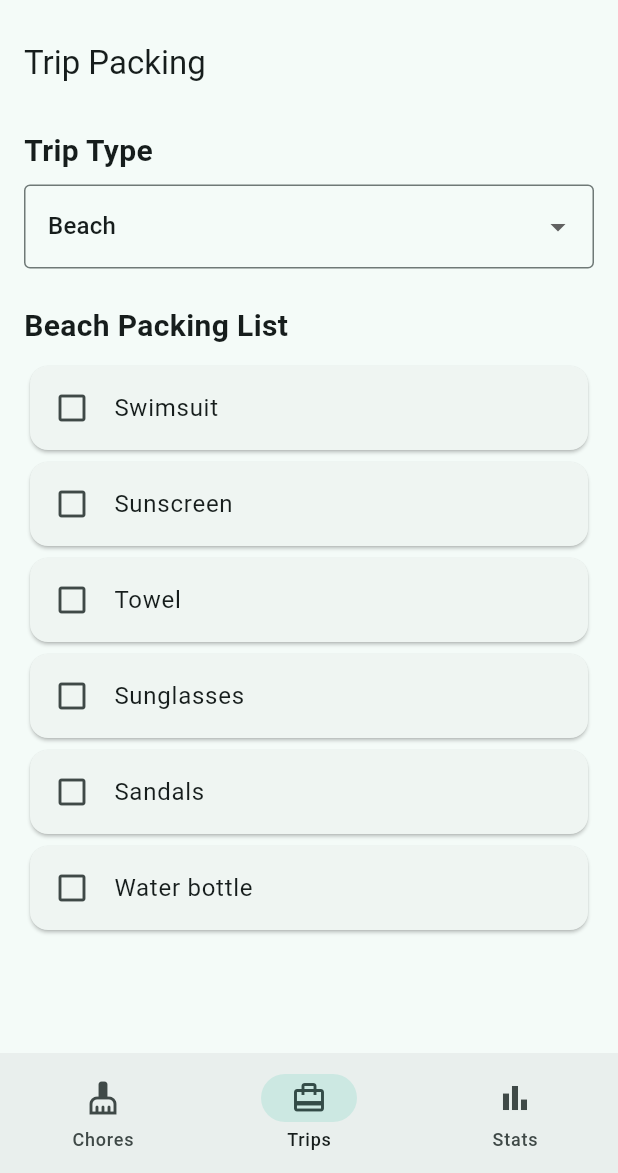
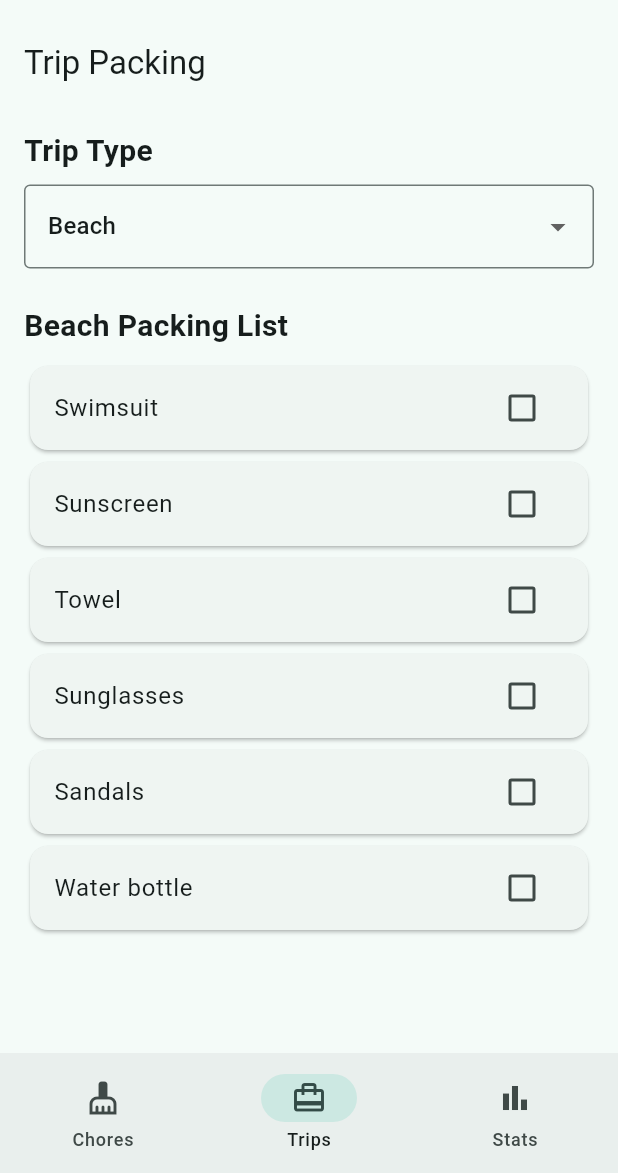
Before and after one commit to BrandonAvila76/ChoreTracker, a Flutter app: the screen it shows after launch, item 2 of the bottom bar chosen, on a phone screen of 412 x 824 dp, the part 63-1236 px from its top. Run offline on Flutter 3.47's test engine with Material 3 defaults, Android fonts, the phone set to English and light mode, and no system bars.

Commit message:
Make packing checklist items checkable

```diff
--- a/lib/main.dart
+++ b/lib/main.dart
@@ -397,6 +397,8 @@ class _ManageRoommatesScreenState extends State<ManageRoommatesScreen> {
   class _TripsScreenState extends State<TripsScreen> {
   String _selectedTripType = 'Beach';
 
+  final Set<String> _checkedItems = {};
+
   final Map<String, List<String>> _tripChecklists = {
   'Beach': [
   'Swimsuit',
@@ -498,14 +500,21 @@ class _ManageRoommatesScreenState extends State<ManageRoommatesScreen> {
       : ListView.builder(
   itemCount: _currentChecklist.length,
   itemBuilder: (context, index) {
-  return Card(
-  child: ListTile(
-  leading: const Icon(
-  Icons.check_box_outline_blank,
-  ),
-  title: Text(_currentChecklist[index]),
-  ),
-  );
+    return Card(
+      child: CheckboxListTile(
+        title: Text(_currentChecklist[index]),
+        value: _checkedItems.contains(_currentChecklist[index]),
+        onChanged: (bool? value) {
+          setState(() {
+            if (value == true) {
+              _checkedItems.add(_currentChecklist[index]);
+            } else {
+              _checkedItems.remove(_currentChecklist[index]);
+            }
+          });
+        },
+      ),
+    );
   },
   ),
   ),
```
